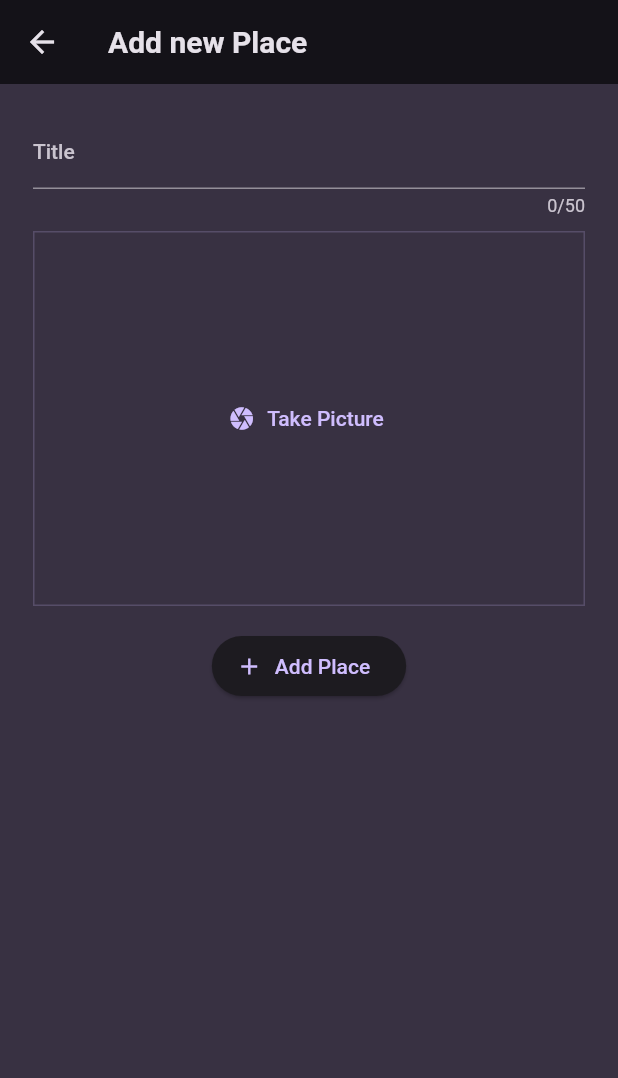
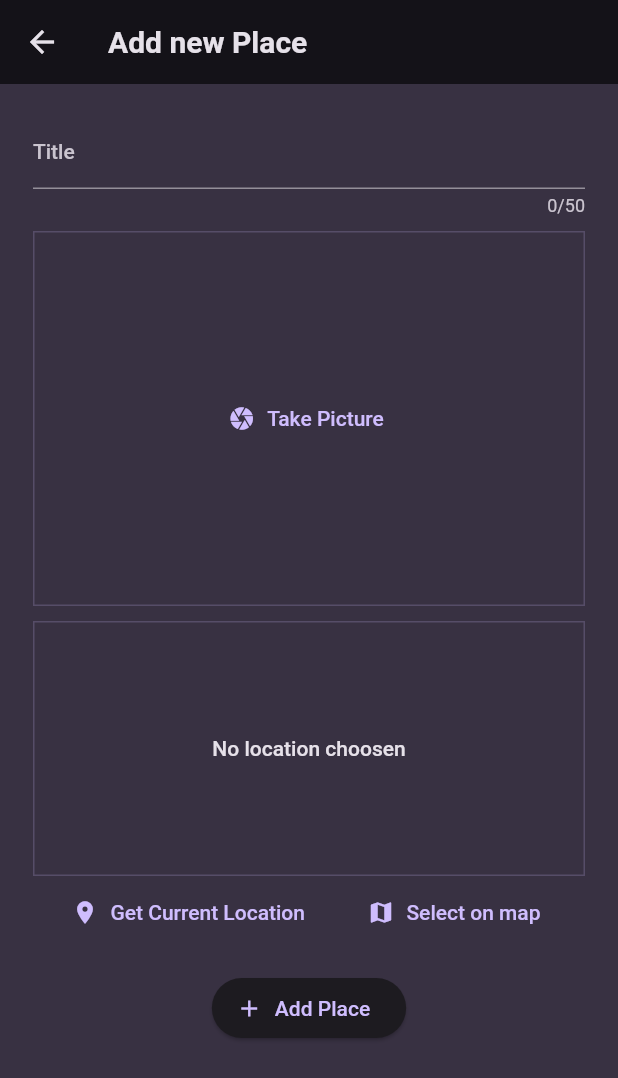
Before and after one commit to Darkthousand/favorite_places, a Flutter app: the screen it shows after launch, after a tap on the "add" icon, on a phone screen of 412 x 824 dp. Shown: the top 1078 px of the screen. Run offline on Flutter 3.47's test engine with Material 2 defaults, Android fonts, the phone set to English and light mode, and no system bars; our stand-ins replace flutter_riverpod, google_fonts, image_picker, location, sqflite; accounts and stored records are empty.

```diff
--- a/lib/models/place.dart
+++ b/lib/models/place.dart
@@ -5,7 +5,12 @@ import 'package:uuid/uuid.dart';
 const uuid = Uuid();
 
 class Place {
-  Place({required this.title, required this.image}) : id = uuid.v4();
+  Place({
+    required this.title,
+    required this.image,
+    String? id,
+  }) : id = id ?? uuid.v4();
+
   final String id;
   final String title;
   final File image;
--- a/lib/providers/user_places.dart
+++ b/lib/providers/user_places.dart
@@ -3,22 +3,62 @@ import 'dart:io';
 import 'package:favorite_places/models/place.dart';
 import 'package:flutter_riverpod/flutter_riverpod.dart';
 
+import 'package:path_provider/path_provider.dart' as syspaths;
+import 'package:path/path.dart' as path;
+import 'package:sqflite/sqflite.dart' as sql;
+import 'package:sqflite/sqlite_api.dart';
+
+Future<Database> _getDatabase() async {
+  final dbPath = await sql.getDatabasesPath();
+  final db = await sql.openDatabase(
+    path.join(dbPath, "places.db"),
+    onCreate: (db, version) {
+      return db.execute(
+          "CREATE TABLE user_places(id TEXT PRIMARY KEY, title TEXT, image TEXT)");
+    },
+    version: 1,
+  );
+  return db;
+}
+
 class UserPlacesNotifier extends StateNotifier<List<Place>> {
   UserPlacesNotifier() : super([]);
 
-  void addPlace(String title, File image) {
+  Future<void> loadPlaces() async {
+    final db = await _getDatabase();
+    final data = await db.query('user_places');
+    final places = data.map((row) {
+      return Place(
+          id: row['id'] as String,
+          title: row['title'] as String,
+          image: File(row['image'] as String));
+    }).toList();
+    state = places;
+  }
+
+  Future<void> addPlace(String title, File image) async {
+    final appDir = await syspaths.getApplicationDocumentsDirectory();
+    final filename = path.basename(image.path);
+    final copiedImage = await image.copy("${appDir.path}/$filename");
     for (final item in state) {
       if (item.title == title) {
         return;
       }
     }
-    state = [...state, Place(title: title, image: image)];
-    print(state);
+    final newPlace = Place(title: title, image: copiedImage);
+    final db = await _getDatabase();
+    await db.insert('user_places', {
+      'id': newPlace.id,
+      'title': newPlace.title,
+      'image': newPlace.image.path,
+    });
+    state = [...state, newPlace];
   }
 
-  void removePlace(String title) {
+  Future<void> removePlace(String title) async {
+    final db = await _getDatabase();
+    await db.delete('user_places', where: 'title = ?', whereArgs: [title]);
     state = state.where((p) => p.title != title).toList();
-    print(state);
   }
 }
 
--- a/lib/screens/add_place.dart
+++ b/lib/screens/add_place.dart
@@ -2,6 +2,7 @@ import 'dart:io';
 
 import 'package:favorite_places/providers/user_places.dart';
 import 'package:favorite_places/widgets/image_input.dart';
+import 'package:favorite_places/widgets/location_input.dart';
 import 'package:flutter/material.dart';
 import 'package:flutter_riverpod/flutter_riverpod.dart';
 
@@ -67,6 +68,10 @@ class _AddPlaceState extends ConsumerState<AddPlace> {
                 },
               ),
               const SizedBox(
+                height: 10,
+              ),
+              LocationInput(),
+              const SizedBox(
                 height: 16,
               ),
               ElevatedButton.icon(
--- a/lib/screens/places.dart
+++ b/lib/screens/places.dart
@@ -5,11 +5,24 @@ import 'package:favorite_places/widgets/places_list.dart';
 import 'package:flutter/material.dart';
 import 'package:flutter_riverpod/flutter_riverpod.dart';
 
-class PlacesScreen extends ConsumerWidget {
+class PlacesScreen extends ConsumerStatefulWidget {
   const PlacesScreen({super.key});
 
   @override
-  Widget build(BuildContext context, WidgetRef ref) {
+  ConsumerState<PlacesScreen> createState() => _PlacesScreenState();
+}
+
+class _PlacesScreenState extends ConsumerState<PlacesScreen> {
+  late Future<void> _placesFuture;
+
+  @override
+  void initState() {
+    super.initState();
+    _placesFuture = ref.read(userPlacesNotifier.notifier).loadPlaces();
+  }
+
+  @override
+  Widget build(BuildContext context) {
     final userPlaces = ref.watch(userPlacesNotifier);
     return Scaffold(
       appBar: AppBar(
@@ -34,8 +47,16 @@ class PlacesScreen extends ConsumerWidget {
       ),
       body: Padding(
         padding: const EdgeInsets.all(8.0),
-        child: PlacesList(
-          places: userPlaces,
+        child: FutureBuilder(
+          future: _placesFuture,
+          builder: (context, snapshot) =>
+              snapshot.connectionState == ConnectionState.waiting
+                  ? const Center(
+                      child: CircularProgressIndicator(),
+                    )
+                  : PlacesList(
+                      places: userPlaces,
+                    ),
         ),
       ),
     );
--- /dev/null
+++ b/lib/widgets/location_input.dart
@@ -0,0 +1,95 @@
+import 'package:flutter/material.dart';
+import 'package:location/location.dart';
+
+class LocationInput extends StatefulWidget {
+  const LocationInput({super.key});
+
+  @override
+  State<LocationInput> createState() => _LocationInputState();
+}
+
+class _LocationInputState extends State<LocationInput> {
+  bool _isGettingLocation = false;
+
+  void _getCurrentLocation() async {
+    Location location = Location();
+
+    bool serviceEnabled;
+    PermissionStatus permissionGranted;
+    LocationData locationData;
+
+    serviceEnabled = await location.serviceEnabled();
+    if (!serviceEnabled) {
+      serviceEnabled = await location.requestService();
+      if (!serviceEnabled) {
+        return;
+      }
+    }
+
+    permissionGranted = await location.hasPermission();
+    if (permissionGranted == PermissionStatus.denied) {
+      permissionGranted = await location.requestPermission();
+      if (permissionGranted != PermissionStatus.granted) {
+        return;
+      }
+    }
+    setState(() {
+      _isGettingLocation = true;
+    });
+
+    locationData = await location.getLocation();
+
+    setState(() {
+      _isGettingLocation = false;
+    });
+    print(locationData.latitude);
+    print(locationData.longitude);
+  }
+
+  @override
+  Widget build(BuildContext context) {
+    Widget previewContent = Text(
+      "No location choosen",
+      textAlign: TextAlign.center,
+      style: Theme.of(context).textTheme.bodyLarge!.copyWith(
+            color: Theme.of(context).colorScheme.onBackground,
+          ),
+    );
+    if (_isGettingLocation) {
+      previewContent = CircularProgressIndicator();
+    }
+    return Column(
+      children: [
+        Container(
+          alignment: Alignment.center,
+          height: 170,
+          width: double.infinity,
+          decoration: BoxDecoration(
+            border: Border.all(
+              width: 1,
+              color: Theme.of(context).colorScheme.primary.withOpacity(
+                    0.2,
+                  ),
+            ),
+          ),
+          child: previewContent,
+        ),
+        Row(
+          mainAxisAlignment: MainAxisAlignment.spaceEvenly,
+          children: [
+            TextButton.icon(
+              onPressed: _getCurrentLocation,
+              icon: const Icon(Icons.location_on),
+              label: const Text("Get Current Location"),
+            ),
+            TextButton.icon(
+              onPressed: () {},
+              icon: const Icon(Icons.map),
+              label: const Text("Select on map"),
+            ),
+          ],
+        ),
+      ],
+    );
+  }
+}
--- a/lib/widgets/places_list.dart
+++ b/lib/widgets/places_list.dart
@@ -31,6 +31,8 @@ class PlacesList extends ConsumerWidget {
                 .read(userPlacesNotifier.notifier)
                 .removePlace(places[index].title);
           },
+          child: Container(
+            padding: const EdgeInsets.fromLTRB(1, 10, 1, 1),
             child: ListTile(
               leading: CircleAvatar(
                 radius: 26,
@@ -52,6 +54,7 @@ class PlacesList extends ConsumerWidget {
                 style: Theme.of(context).textTheme.titleSmall,
               ),
             ),
+          ),
         );
       },
     );
--- a/pubspec.yaml
+++ b/pubspec.yaml
@@ -39,6 +39,10 @@ dependencies:
   uuid: ^4.0.0
   flutter_riverpod: ^2.4.0
   image_picker: ^1.0.4
+  location: ^5.0.3
+  path_provider: ^2.1.1
+  path: ^1.8.3
+  sqflite: ^2.3.0
 
 dev_dependencies:
   flutter_test:
```
Also changed, not shown: pubspec.lock, 3 other files. Lines whose indentation alone changed are shown as unchanged.
